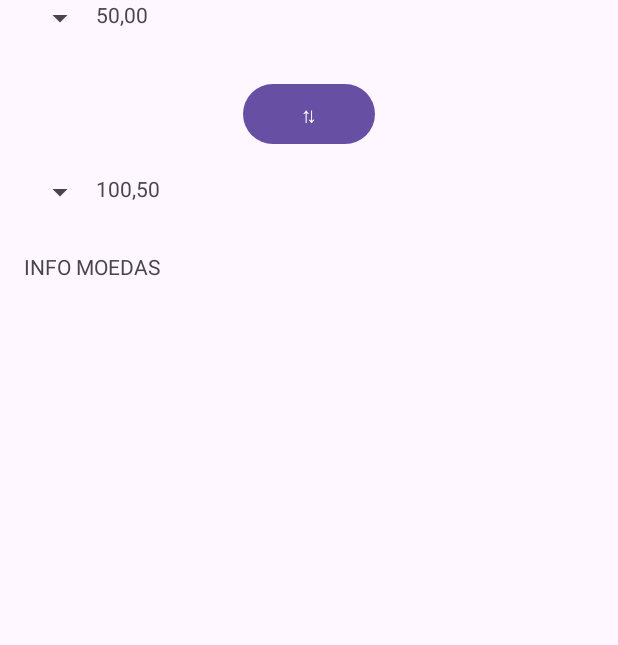
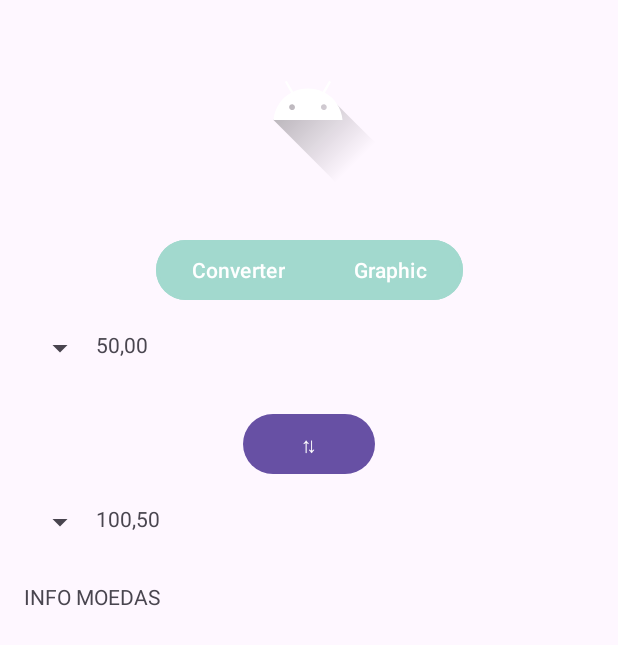
Before and after one commit to ranielschneider/currency-conversion, an Android app: the screen it shows after launch (MainActivity), on a phone screen of 412 x 824 dp. Shown: the top 645 px of the screen. Run offline under Robolectric (Android 15) with nearby library versions, the phone set to English and light mode, and no system bars.

Commit message:
Criado Toggle Button + Espaco para logo no cabecalho + Dropdown menu para bandeiras nos Spinners

```diff
--- a/app/build.gradle.kts
+++ b/app/build.gradle.kts
@@ -5,7 +5,7 @@ plugins {
 
 android {
     namespace = "com.example.hacksprint"
-    compileSdk = 34
+    compileSdk = 35
 
     defaultConfig {
         applicationId = "com.example.hacksprint"
@@ -39,9 +39,9 @@ dependencies {
 
     implementation(libs.androidx.core.ktx)
     implementation(libs.androidx.appcompat)
-    implementation(libs.material)
     implementation(libs.androidx.activity)
     implementation(libs.androidx.constraintlayout)
+    implementation("com.google.android.material:material:1.12.0")
     testImplementation(libs.junit)
     androidTestImplementation(libs.androidx.junit)
     androidTestImplementation(libs.androidx.espresso.core)
--- a/app/src/main/java/com/example/hacksprint/MainActivity.kt
+++ b/app/src/main/java/com/example/hacksprint/MainActivity.kt
@@ -5,6 +5,7 @@ import androidx.activity.enableEdgeToEdge
 import androidx.appcompat.app.AppCompatActivity
 import androidx.core.view.ViewCompat
 import androidx.core.view.WindowInsetsCompat
+import com.google.android.material.button.MaterialButtonToggleGroup
 
 class MainActivity : AppCompatActivity() {
     override fun onCreate(savedInstanceState: Bundle?) {
@@ -16,5 +17,22 @@ class MainActivity : AppCompatActivity() {
             v.setPadding(systemBars.left, systemBars.top, systemBars.right, systemBars.bottom)
             insets
         }
+            val toggleGroup= findViewById<MaterialButtonToggleGroup>(R.id.toggleGroup)
+            toggleGroup.addOnButtonCheckedListener(object : MaterialButtonToggleGroup.OnButtonCheckedListener {
+                override fun onButtonChecked(group: MaterialButtonToggleGroup, checkedId: Int, isChecked: Boolean) {
+                    when (checkedId) {
+                        R.id.buttonConverter -> {
+                            if (isChecked) {
+                            } else {
+                            }
+                        }
+                        R.id.buttonGraphic -> {
+                            if (isChecked) {
+                            } else {
+                            }
+                        }
+                    }
+                }
+            }  )
+        }
     }
-}
--- /dev/null
+++ b/app/src/main/res/color/toggle_button_tint_selector.xml
@@ -0,0 +1,7 @@
+<?xml version="1.0" encoding="utf-8"?>
+<selector xmlns:android="http://schemas.android.com/apk/res/android">
+    <!-- State when button is checked -->
+    <item android:color="@color/green_dark" android:state_checked="true" />
+    <!-- Default (unchecked) state -->
+    <item android:color="@color/green_light" />
+</selector>
--- /dev/null
+++ b/app/src/main/res/drawable/ic_check.xml
@@ -0,0 +1,5 @@
+<vector xmlns:android="http://schemas.android.com/apk/res/android" android:height="24dp" android:tint="#000000" android:viewportHeight="24" android:viewportWidth="24" android:width="24dp">
+
+    <path android:fillColor="@android:color/white" android:pathData="M9,16.17L4.83,12l-1.42,1.41L9,19 21,7l-1.41,-1.41z"/>
+
+</vector>
--- a/app/src/main/res/layout/activity_main.xml
+++ b/app/src/main/res/layout/activity_main.xml
@@ -12,11 +12,13 @@
         android:layout_width="0dp"
         android:layout_height="36dp"
         android:layout_marginStart="16dp"
+        android:layout_marginTop="16dp"
         android:layout_marginEnd="16dp"
         android:orientation="vertical"
         app:layout_constraintBottom_toTopOf="@id/button_swap"
         app:layout_constraintEnd_toEndOf="parent"
-        app:layout_constraintStart_toStartOf="parent">
+        app:layout_constraintStart_toStartOf="parent"
+        app:layout_constraintTop_toBottomOf="@+id/toggleGroup">
 
         <LinearLayout
             android:layout_width="match_parent"
@@ -26,7 +28,8 @@
             <Spinner
                 android:id="@+id/spinner_from"
                 android:layout_width="wrap_content"
-                android:layout_height="wrap_content" />
+                android:layout_height="wrap_content"
+                android:spinnerMode="dropdown" />
 
             <TextView
                 android:id="@+id/text_amount_from"
@@ -68,7 +71,8 @@
             <Spinner
                 android:id="@+id/spinner_to"
                 android:layout_width="wrap_content"
-                android:layout_height="wrap_content" />
+                android:layout_height="wrap_content"
+                android:spinnerMode="dropdown"/>
 
             <TextView
                 android:id="@+id/text_amount_to"
@@ -95,4 +99,59 @@
             android:layout_weight="1"
             android:text="INFO MOEDAS" />
     </LinearLayout>
+
+    <ImageView
+        android:id="@+id/imageView"
+        android:layout_width="wrap_content"
+        android:layout_height="wrap_content"
+        android:layout_marginStart="16dp"
+        android:layout_marginTop="16dp"
+        android:layout_marginEnd="16dp"
+        android:src="@drawable/ic_launcher_foreground"
+        app:layout_constraintEnd_toEndOf="parent"
+        app:layout_constraintHorizontal_bias="0.498"
+        app:layout_constraintStart_toStartOf="parent"
+        app:layout_constraintTop_toTopOf="parent" />
+
+    <com.google.android.material.button.MaterialButtonToggleGroup
+        android:id="@+id/toggleGroup"
+        android:layout_width="wrap_content"
+        android:layout_height="wrap_content"
+        android:layout_gravity="center"
+        android:layout_marginTop="32dp"
+        app:layout_constraintEnd_toEndOf="parent"
+        app:layout_constraintStart_toStartOf="parent"
+        app:layout_constraintTop_toBottomOf="@+id/imageView"
+        app:selectionRequired="true"
+        app:singleSelection="true">
+
+        <com.google.android.material.button.MaterialButton
+            android:id="@+id/buttonConverter"
+            app:shapeAppearance="?attr/shapeAppearanceSmallComponent"
+            app:shapeAppearanceOverlay="@style/ShapeAppearance.Pill"
+            android:layout_width="match_parent"
+            android:layout_height="match_parent"
+            android:text="Converter"
+            app:backgroundTint="@color/toggle_button_tint_selector"
+            app:checkedIcon="@drawable/ic_check"
+            app:iconGravity="textStart"
+            app:strokeColor="@color/green_light"
+            app:strokeWidth="2dp" />
+
+        <com.google.android.material.button.MaterialButton
+            android:id="@+id/buttonGraphic"
+            app:shapeAppearance="?attr/shapeAppearanceSmallComponent"
+            app:shapeAppearanceOverlay="@style/ShapeAppearance.Pill"
+            android:layout_width="match_parent"
+            android:layout_height="match_parent"
+            android:text="Graphic"
+            app:backgroundTint="@color/toggle_button_tint_selector"
+            app:checkedIcon="@drawable/ic_check"
+            app:iconGravity="textStart"
+            app:strokeColor="@color/green_light"
+            app:strokeWidth="2dp" />
+
+    </com.google.android.material.button.MaterialButtonToggleGroup>
+
+
 </androidx.constraintlayout.widget.ConstraintLayout>
--- a/app/src/main/res/values/colors.xml
+++ b/app/src/main/res/values/colors.xml
@@ -1,5 +1,8 @@
 <?xml version="1.0" encoding="utf-8"?>
-<resources>
+<resources xmlns:android="http://schemas.android.com/apk/res/android">
     <color name="black">#FF000000</color>
     <color name="white">#FFFFFFFF</color>
+    <color name="green_light">#a2d9ce</color>
+    <color name="green_dark">#138d75 </color>
+
 </resources>
--- a/app/src/main/res/values/themes.xml
+++ b/app/src/main/res/values/themes.xml
@@ -6,4 +6,13 @@
     </style>
 
     <style name="Theme.Hacksprint" parent="Base.Theme.Hacksprint" />
+    <style name="ShapeAppearance.Pill" parent="@style/ShapeAppearance.MaterialComponents.SmallComponent">
+        <item name="cornerFamily">rounded</item>
+        <item name="cornerSize">50%</item>
+    </style>
+
+    <style name="Widget.MyToggleButton" parent="Widget.MaterialComponents.Button.OutlinedButton">
+        <item name="shapeAppearanceOverlay">@style/ShapeAppearance.Pill</item>
+    </style>
+
 </resources>
--- a/gradle/libs.versions.toml
+++ b/gradle/libs.versions.toml
@@ -9,6 +9,7 @@ appcompat = "1.7.0"
 material = "1.12.0"
 activity = "1.10.1"
 constraintlayout = "2.2.1"
+materialVersion = "1.8.0"
 
 [libraries]
 androidx-core-ktx = { group = "androidx.core", name = "core-ktx", version.ref = "coreKtx" }
@@ -19,6 +20,7 @@ androidx-appcompat = { group = "androidx.appcompat", name = "appcompat", version
 material = { group = "com.google.android.material", name = "material", version.ref = "material" }
 androidx-activity = { group = "androidx.activity", name = "activity", version.ref = "activity" }
 androidx-constraintlayout = { group = "androidx.constraintlayout", name = "constraintlayout", version.ref = "constraintlayout" }
+material-v180 = { module = "com.google.android.material:material", version.ref = "materialVersion" }
 
 [plugins]
 android-application = { id = "com.android.application", version.ref = "agp" }
```
